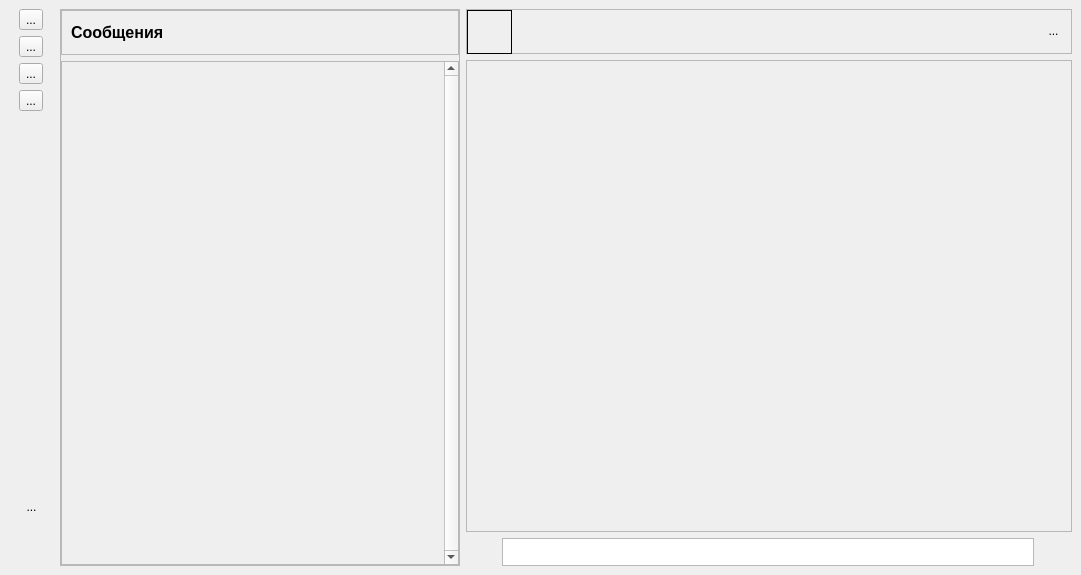
Old version of the form wins/messageswindow.ui in the repository nillerusr/qVK.
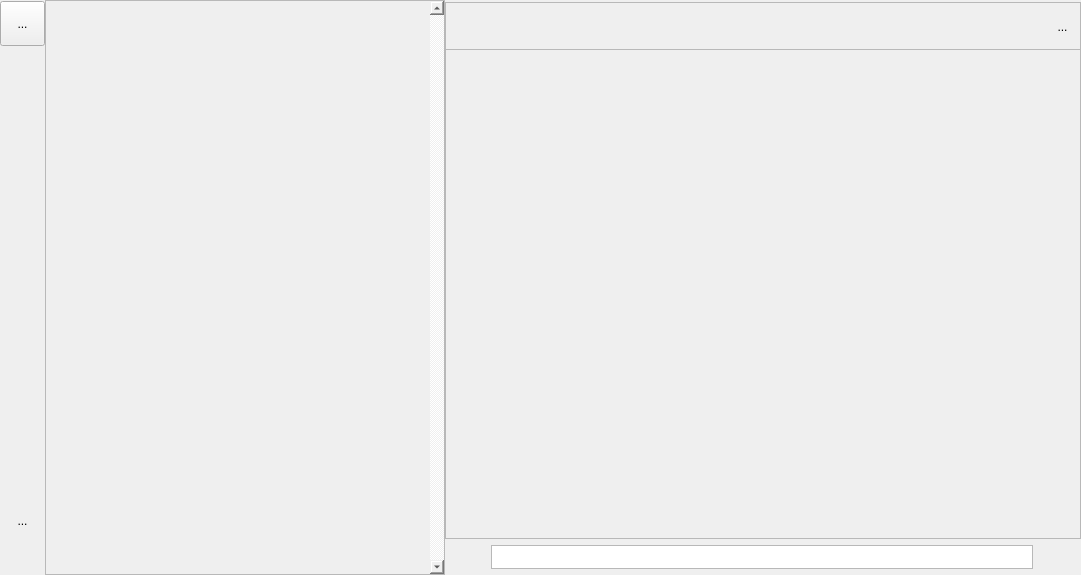
New version of the form. Icons and pictures are not drawn. Custom widgets are drawn as their Qt base class.

Patch:
```diff
--- a/wins/messageswindow.ui
+++ b/wins/messageswindow.ui
@@ -15,31 +15,43 @@
   </property>
   <widget class="QWidget" name="centralwidget">
    <layout class="QHBoxLayout" name="horizontalLayout">
+    <property name="spacing">
+     <number>0</number>
+    </property>
+    <property name="leftMargin">
+     <number>0</number>
+    </property>
+    <property name="topMargin">
+     <number>0</number>
+    </property>
+    <property name="rightMargin">
+     <number>0</number>
+    </property>
+    <property name="bottomMargin">
+     <number>0</number>
+    </property>
     <item>
      <layout class="QVBoxLayout" name="toolBar">
-      <item alignment="Qt::AlignHCenter">
-       <widget class="QToolButton" name="news">
-        <property name="text">
-         <string>...</string>
-        </property>
-       </widget>
-      </item>
-      <item alignment="Qt::AlignHCenter">
-       <widget class="QToolButton" name="notifications">
-        <property name="text">
-         <string>...</string>
-        </property>
-       </widget>
-      </item>
+      <property name="topMargin">
+       <number>1</number>
+      </property>
+      <property name="bottomMargin">
+       <number>1</number>
+      </property>
       <item alignment="Qt::AlignHCenter">
        <widget class="QToolButton" name="messages">
-        <property name="text">
-         <string>...</string>
+        <property name="sizePolicy">
+         <sizepolicy hsizetype="Expanding" vsizetype="Preferred">
+          <horstretch>0</horstretch>
+          <verstretch>0</verstretch>
+         </sizepolicy>
         </property>
-       </widget>
-      </item>
-      <item alignment="Qt::AlignHCenter">
-       <widget class="QToolButton" name="groups">
+        <property name="minimumSize">
+         <size>
+          <width>45</width>
+          <height>45</height>
+         </size>
+        </property>
         <property name="text">
          <string>...</string>
         </property>
@@ -153,46 +165,11 @@
        <property name="bottomMargin">
         <number>0</number>
        </property>
-       <item>
-        <widget class="QFrame" name="frame">
-         <property name="minimumSize">
-          <size>
-           <width>0</width>
-           <height>45</height>
-          </size>
-         </property>
-         <property name="maximumSize">
-          <size>
-           <width>16777215</width>
-           <height>45</height>
-          </size>
-         </property>
-         <property name="frameShape">
-          <enum>QFrame::StyledPanel</enum>
-         </property>
-         <property name="frameShadow">
-          <enum>QFrame::Raised</enum>
-         </property>
-         <layout class="QHBoxLayout" name="horizontalLayout_4">
-          <item>
-           <widget class="QLabel" name="label">
-            <property name="font">
-             <font>
-              <pointsize>12</pointsize>
-              <weight>75</weight>
-              <bold>true</bold>
-             </font>
-            </property>
-            <property name="text">
-             <string>Сообщения</string>
-            </property>
-           </widget>
-          </item>
-         </layout>
-        </widget>
-       </item>
        <item>
         <layout class="QVBoxLayout" name="verticalLayout_4">
+         <property name="spacing">
+          <number>0</number>
+         </property>
          <item>
           <widget class="WScrollArea" name="dialogsArea">
            <property name="maximumSize">
@@ -201,6 +178,9 @@
              <height>16777215</height>
             </size>
            </property>
+           <property name="styleSheet">
+            <string notr="true">border: none;</string>
+           </property>
            <property name="verticalScrollBarPolicy">
             <enum>Qt::ScrollBarAlwaysOn</enum>
            </property>
@@ -218,11 +198,23 @@
              <rect>
               <x>0</x>
               <y>0</y>
-              <width>380</width>
-              <height>500</height>
+              <width>382</width>
+              <height>571</height>
              </rect>
             </property>
             <layout class="QVBoxLayout" name="verticalLayout_3">
+             <property name="leftMargin">
+              <number>0</number>
+             </property>
+             <property name="topMargin">
+              <number>0</number>
+             </property>
+             <property name="rightMargin">
+              <number>0</number>
+             </property>
+             <property name="bottomMargin">
+              <number>0</number>
+             </property>
              <item>
               <layout class="QVBoxLayout" name="dialogsLayout">
                <property name="spacing">
@@ -257,6 +249,9 @@
     </item>
     <item>
      <layout class="QVBoxLayout" name="verticalLayout">
+      <property name="spacing">
+       <number>0</number>
+      </property>
       <property name="leftMargin">
        <number>0</number>
       </property>
@@ -265,7 +260,7 @@
         <property name="minimumSize">
          <size>
           <width>0</width>
-          <height>45</height>
+          <height>49</height>
          </size>
         </property>
         <property name="maximumSize">
@@ -291,14 +286,14 @@
           <number>8</number>
          </property>
          <property name="bottomMargin">
-          <number>1</number>
+          <number>0</number>
          </property>
          <item>
           <widget class="QLabel" name="dialogIcon">
            <property name="minimumSize">
             <size>
              <width>45</width>
-             <height>44</height>
+             <height>45</height>
             </size>
            </property>
            <property name="maximumSize">
@@ -308,7 +303,7 @@
             </size>
            </property>
            <property name="styleSheet">
-            <string notr="true"/>
+            <string notr="true">border: none;</string>
            </property>
            <property name="frameShape">
             <enum>QFrame::Box</enum>
@@ -379,8 +374,8 @@
           <rect>
            <x>0</x>
            <y>0</y>
-           <width>600</width>
-           <height>466</height>
+           <width>630</width>
+           <height>486</height>
           </rect>
          </property>
          <layout class="QVBoxLayout" name="verticalLayout_2">
@@ -417,6 +412,21 @@
       </item>
       <item>
        <layout class="QHBoxLayout" name="horizontalLayout_5">
+        <property name="spacing">
+         <number>10</number>
+        </property>
+        <property name="leftMargin">
+         <number>6</number>
+        </property>
+        <property name="topMargin">
+         <number>6</number>
+        </property>
+        <property name="rightMargin">
+         <number>6</number>
+        </property>
+        <property name="bottomMargin">
+         <number>6</number>
+        </property>
         <item>
          <widget class="QPushButton" name="attachmentButton">
           <property name="maximumSize">
@@ -454,7 +464,7 @@
           <property name="minimumSize">
            <size>
             <width>0</width>
-            <height>28</height>
+            <height>24</height>
            </size>
           </property>
           <property name="maximumSize">
```
